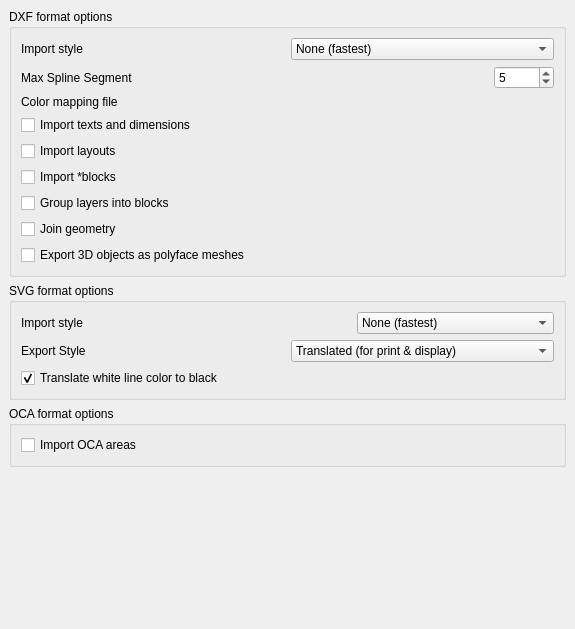
This is src/Mod/Draft/Resources/ui/userprefs-import.ui in berndhahnebach/All_FreeCAD as Qt 5 draws it before an edit. The edited form follows.
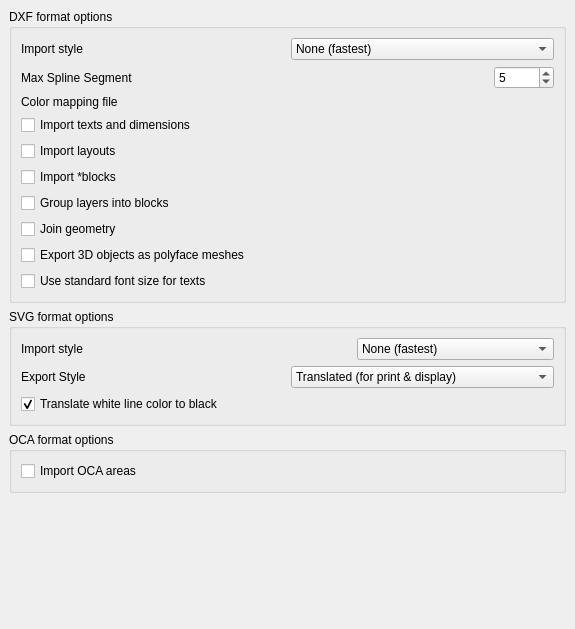
This is the edited form. Custom widgets are drawn as their Qt base class.

```diff
--- a/src/Mod/Draft/Resources/ui/userprefs-import.ui
+++ b/src/Mod/Draft/Resources/ui/userprefs-import.ui
@@ -280,6 +280,26 @@
         </item>
        </layout>
       </item>
+      <item>
+       <layout class="QHBoxLayout" name="horizontalLayout_11">
+        <item>
+         <widget class="Gui::PrefCheckBox" name="gui::prefcheckbox_8">
+          <property name="toolTip">
+           <string>If this is checked, imported texts will get the standard Draft text size, instead of the size they have in the DXF document</string>
+          </property>
+          <property name="text">
+           <string>Use standard font size for texts</string>
+          </property>
+          <property name="prefEntry" stdset="0">
+           <cstring>dxfStdSize</cstring>
+          </property>
+          <property name="prefPath" stdset="0">
+           <cstring>Mod/Draft</cstring>
+          </property>
+         </widget>
+        </item>
+       </layout>
+      </item>
      </layout>
     </widget>
    </item>
```
